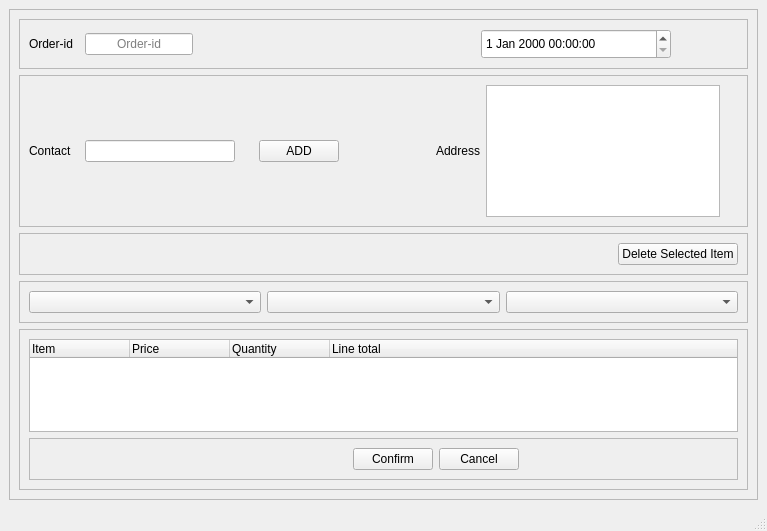
Above: Billing/billing.ui from mj2266/inventory_app before the change. Below: the same form after it.
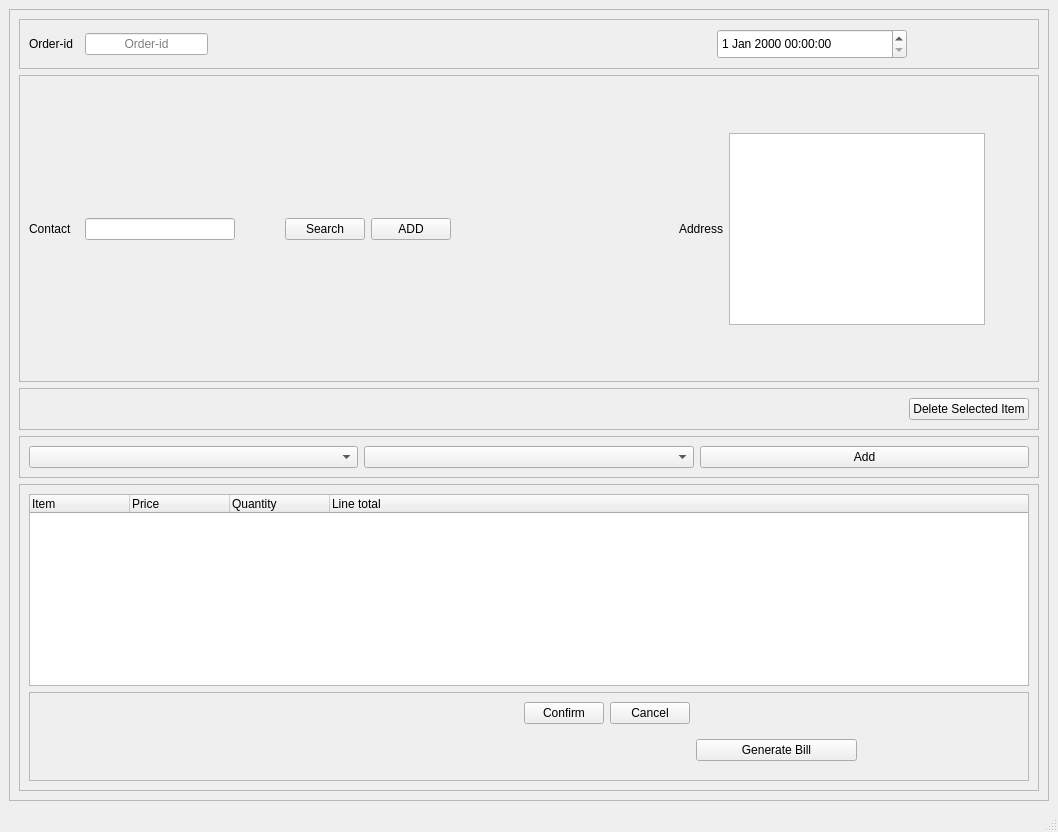
That is the form after the change.

Commit message: billing search done

```diff
--- a/Billing/billing.ui
+++ b/Billing/billing.ui
@@ -6,8 +6,8 @@
    <rect>
     <x>0</x>
     <y>0</y>
-    <width>767</width>
-    <height>531</height>
+    <width>1058</width>
+    <height>832</height>
    </rect>
   </property>
   <property name="windowTitle">
@@ -165,27 +165,7 @@
           <enum>QFrame::Raised</enum>
          </property>
          <layout class="QGridLayout" name="gridLayout_2">
-          <item row="1" column="5">
-           <spacer name="horizontalSpacer_15">
-            <property name="orientation">
-             <enum>Qt::Horizontal</enum>
-            </property>
-            <property name="sizeHint" stdset="0">
-             <size>
-              <width>40</width>
-              <height>20</height>
-             </size>
-            </property>
-           </spacer>
-          </item>
-          <item row="1" column="3">
-           <widget class="QPushButton" name="addContact">
-            <property name="text">
-             <string>ADD</string>
-            </property>
-           </widget>
-          </item>
-          <item row="0" column="10">
+          <item row="0" column="11">
            <spacer name="verticalSpacer">
             <property name="orientation">
              <enum>Qt::Vertical</enum>
@@ -198,20 +178,7 @@
             </property>
            </spacer>
           </item>
-          <item row="1" column="7">
-           <spacer name="horizontalSpacer_13">
-            <property name="orientation">
-             <enum>Qt::Horizontal</enum>
-            </property>
-            <property name="sizeHint" stdset="0">
-             <size>
-              <width>40</width>
-              <height>20</height>
-             </size>
-            </property>
-           </spacer>
-          </item>
-          <item row="1" column="4">
+          <item row="1" column="5">
            <spacer name="horizontalSpacer_16">
             <property name="orientation">
              <enum>Qt::Horizontal</enum>
@@ -224,19 +191,6 @@
             </property>
            </spacer>
           </item>
-          <item row="1" column="6">
-           <spacer name="horizontalSpacer_14">
-            <property name="orientation">
-             <enum>Qt::Horizontal</enum>
-            </property>
-            <property name="sizeHint" stdset="0">
-             <size>
-              <width>40</width>
-              <height>20</height>
-             </size>
-            </property>
-           </spacer>
-          </item>
           <item row="1" column="0">
            <widget class="QLabel" name="label">
             <property name="minimumSize">
@@ -250,25 +204,18 @@
             </property>
            </widget>
           </item>
-          <item row="1" column="8">
-           <spacer name="horizontalSpacer_11">
-            <property name="orientation">
-             <enum>Qt::Horizontal</enum>
-            </property>
-            <property name="sizeHint" stdset="0">
-             <size>
-              <width>40</width>
-              <height>20</height>
-             </size>
-            </property>
-           </spacer>
-          </item>
           <item row="1" column="9">
-           <widget class="QLabel" name="label_2">
-            <property name="text">
-             <string>Address</string>
+           <spacer name="horizontalSpacer_11">
+            <property name="orientation">
+             <enum>Qt::Horizontal</enum>
             </property>
-           </widget>
+            <property name="sizeHint" stdset="0">
+             <size>
+              <width>40</width>
+              <height>20</height>
+             </size>
+            </property>
+           </spacer>
           </item>
           <item row="1" column="1">
            <widget class="QLineEdit" name="lineEdit_2">
@@ -286,6 +233,39 @@
             </property>
            </widget>
           </item>
+          <item row="1" column="4">
+           <widget class="QPushButton" name="addContact">
+            <property name="text">
+             <string>ADD</string>
+            </property>
+           </widget>
+          </item>
+          <item row="1" column="12">
+           <spacer name="horizontalSpacer_5">
+            <property name="orientation">
+             <enum>Qt::Horizontal</enum>
+            </property>
+            <property name="sizeHint" stdset="0">
+             <size>
+              <width>40</width>
+              <height>20</height>
+             </size>
+            </property>
+           </spacer>
+          </item>
+          <item row="1" column="8">
+           <spacer name="horizontalSpacer_13">
+            <property name="orientation">
+             <enum>Qt::Horizontal</enum>
+            </property>
+            <property name="sizeHint" stdset="0">
+             <size>
+              <width>40</width>
+              <height>20</height>
+             </size>
+            </property>
+           </spacer>
+          </item>
           <item row="1" column="2">
            <spacer name="horizontalSpacer_8">
             <property name="orientation">
@@ -299,36 +279,40 @@
             </property>
            </spacer>
           </item>
-          <item row="1" column="11">
-           <spacer name="horizontalSpacer_5">
-            <property name="orientation">
-             <enum>Qt::Horizontal</enum>
-            </property>
-            <property name="sizeHint" stdset="0">
-             <size>
-              <width>40</width>
-              <height>20</height>
-             </size>
-            </property>
-           </spacer>
-          </item>
           <item row="1" column="10">
-           <widget class="QTextEdit" name="display">
-            <property name="sizePolicy">
-             <sizepolicy hsizetype="Expanding" vsizetype="Expanding">
-              <horstretch>0</horstretch>
-              <verstretch>0</verstretch>
-             </sizepolicy>
-            </property>
-            <property name="minimumSize">
-             <size>
-              <width>100</width>
-              <height>50</height>
-             </size>
+           <widget class="QLabel" name="label_2">
+            <property name="text">
+             <string>Address</string>
             </property>
            </widget>
           </item>
-          <item row="2" column="10">
+          <item row="1" column="7">
+           <spacer name="horizontalSpacer_14">
+            <property name="orientation">
+             <enum>Qt::Horizontal</enum>
+            </property>
+            <property name="sizeHint" stdset="0">
+             <size>
+              <width>40</width>
+              <height>20</height>
+             </size>
+            </property>
+           </spacer>
+          </item>
+          <item row="1" column="6">
+           <spacer name="horizontalSpacer_15">
+            <property name="orientation">
+             <enum>Qt::Horizontal</enum>
+            </property>
+            <property name="sizeHint" stdset="0">
+             <size>
+              <width>40</width>
+              <height>20</height>
+             </size>
+            </property>
+           </spacer>
+          </item>
+          <item row="2" column="11">
            <spacer name="verticalSpacer_3">
             <property name="orientation">
              <enum>Qt::Vertical</enum>
@@ -341,6 +325,16 @@
             </property>
            </spacer>
           </item>
+          <item row="1" column="3">
+           <widget class="QPushButton" name="Search">
+            <property name="text">
+             <string>Search</string>
+            </property>
+           </widget>
+          </item>
+          <item row="1" column="11">
+           <widget class="QPlainTextEdit" name="display"/>
+          </item>
          </layout>
         </widget>
        </item>
@@ -391,6 +385,14 @@
              <property name="text">
               <string>Item</string>
              </property>
+             <property name="font">
+              <font>
+               <stylestrategy>PreferDefault</stylestrategy>
+              </font>
+             </property>
+             <property name="textAlignment">
+              <set>AlignLeft|AlignVCenter</set>
+             </property>
             </column>
             <column>
              <property name="text">
@@ -510,6 +512,13 @@
                </property>
               </spacer>
              </item>
+             <item row="1" column="5">
+              <widget class="QPushButton" name="Bill">
+               <property name="text">
+                <string>Generate Bill</string>
+               </property>
+              </widget>
+             </item>
             </layout>
            </widget>
           </item>
@@ -532,7 +541,11 @@
            <widget class="QComboBox" name="cbox2"/>
           </item>
           <item row="0" column="2">
-           <widget class="QComboBox" name="cbox3"/>
+           <widget class="QPushButton" name="addItem">
+            <property name="text">
+             <string>Add</string>
+            </property>
+           </widget>
           </item>
          </layout>
         </widget>
```
Left out of the diff: 16 changed lines with no effect on the pictures. The commit also changes 4 other files.
